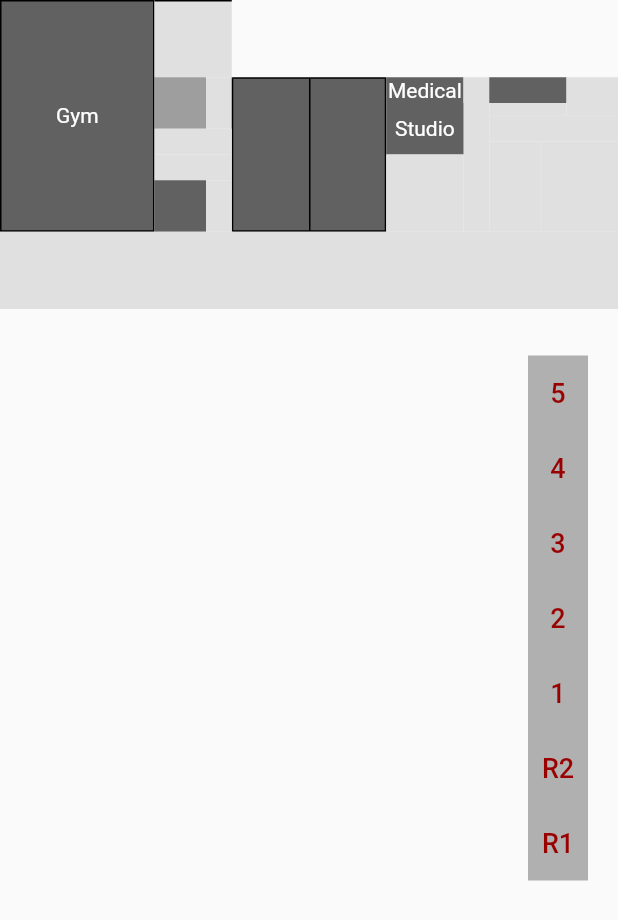
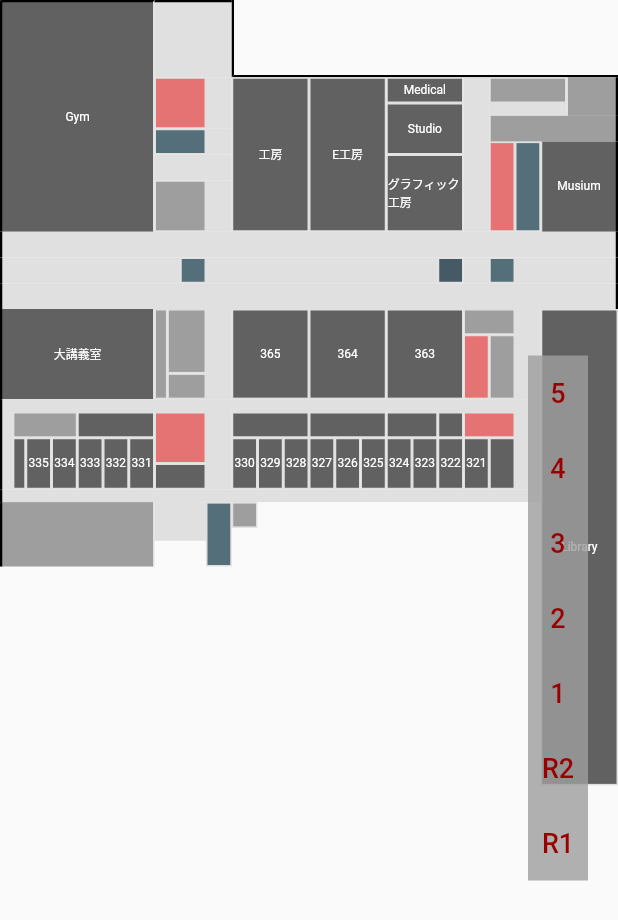
Before and after one commit to Swift2023-Group-C/flutter_app, a Flutter app: the MapScreen screen opened directly, on a phone screen of 412 x 824 dp. Shown: the top 920 px of the screen. Run offline on Flutter 3.47's test engine with Material 2 defaults, Android fonts, the phone set to English and light mode, and no system bars; our stand-ins replace flutter_svg; project files that could hold a hidden picture were left out.

Commit message:
[fix] map_grid floor_3 tile

```diff
--- a/lib/screens/kakomon.dart
+++ b/lib/screens/kakomon.dart
@@ -8,9 +8,6 @@ class KakomonScreen extends StatelessWidget {
   Widget build(BuildContext context) {
     List<String> subject = ['ソフトウェア設計論Ⅱ', '技術者倫理', 'システム管理方法論'];
     return Scaffold(
-        appBar: AppBar(
-          title: const Center(child: Text('過去問')),
-        ),
         body: ListView(
       children: [
         for (int i = 0; i < subject.length; i++) ...{
--- a/lib/screens/kakomon_list.dart
+++ b/lib/screens/kakomon_list.dart
@@ -10,7 +10,7 @@ class KakomonListScreen extends StatelessWidget {
       appBar: AppBar(
         title: const Center(child: Text('過去問リスト')),
       ),
-      body: Center(child: Text(url, style: TextStyle(fontSize: 32.0))),
+      body: Center(child: Text(url, style: const TextStyle(fontSize: 32.0))),
     );
   }
 }
--- a/lib/screens/map.dart
+++ b/lib/screens/map.dart
@@ -1,7 +1,6 @@
 import 'package:flutter/material.dart';
 import 'package:flutter_svg/flutter_svg.dart';
 import 'map_grid.dart';
-import 'package:flutter_app/app.dart';
 
 class MapScreen extends StatefulWidget {
   const MapScreen({Key? key}) : super(key: key);
@@ -27,14 +26,13 @@ class _MapScreenState extends State<MapScreen> {
     return Scaffold(
         body: Stack(
       children: [
-        Center(
-            child: SizedBox(
-                width: double.infinity,
-                height: double.infinity,
+        SizedBox(
+            width: double.infinity,
+            child: Center(
                 child: InteractiveViewer(
-                  maxScale: 10.0,
-                  child: const MapGridScreen(),
-                ))),
+              maxScale: 10.0,
+              child: const MapGridScreen(),
+            ))),
         Padding(
             padding: const EdgeInsets.only(right: 20),
             child: Align(
--- a/lib/screens/map_grid.dart
+++ b/lib/screens/map_grid.dart
@@ -12,7 +12,10 @@ abstract final class TileColors {
   static Color get room => Colors.grey.shade700;
   static Color get room2 => Colors.grey.shade500;
   static Color get road => Colors.grey.shade300;
-  static const Color empty = Color.fromARGB(0, 0, 0, 0);
+  static Color get toilet => Colors.red.shade300;
+  static Color get stair => Colors.blueGrey.shade600;
+  static Color get ev => Colors.blueGrey.shade700;
+  static const Color empty = Colors.transparent;
 }
 
 class Tile {
@@ -26,10 +29,10 @@ class Tile {
   String txt;
 
   Tile(this.width, this.height, this.c,
-      {this.top = 0,
-      this.right = 0,
-      this.bottom = 0,
-      this.left = 0,
+      {this.top = 1,
+      this.right = 1,
+      this.bottom = 1,
+      this.left = 1,
       this.txt = ''});
 
   StaggeredTile staggeredTile() {
@@ -37,6 +40,20 @@ class Tile {
   }
 
   _TileWidget _tileWidget() {
+    if (c == TileColors.empty) {
+      if (top == 1) {
+        top = 0;
+      }
+      if (right == 1) {
+        right = 0;
+      }
+      if (bottom == 1) {
+        bottom = 0;
+      }
+      if (left == 1) {
+        left = 0;
+      }
+    }
     return _TileWidget(
       c: c,
       top: top,
@@ -50,31 +67,104 @@ class Tile {
 
 class _MapGridScreenState extends State<MapGridScreen> {
   final List<Tile> _map03TileList = [
-    Tile(12, 18, TileColors.room,
-        txt: 'Gym', top: 1, right: 1, bottom: 1, left: 1),
-    Tile(6, 6, TileColors.road, top: 1),
-    Tile(30, 6, TileColors.empty),
+    Tile(12, 18, TileColors.room, txt: 'Gym', top: 1.5, left: 1.5, bottom: 0),
+    Tile(6, 6, TileColors.road, top: 1.5, left: 0, right: 0),
+    Tile(30, 6, TileColors.empty, left: 1.5, bottom: 1.5),
+    Tile(4, 4, TileColors.toilet), // 体育館トイレ
+    Tile(2, 4, TileColors.road),
+    Tile(6, 12, TileColors.room, txt: '工房'),
+    Tile(6, 12, TileColors.room, txt: 'E工房'),
+    Tile(6, 2, TileColors.room, txt: 'Medical'),
+    Tile(2, 12, TileColors.road),
+    Tile(6, 2, TileColors.room2),
+    Tile(4, 3, TileColors.room2, right: 1.5, top: 0, bottom: 0),
+    Tile(6, 4, TileColors.room, txt: 'Studio'),
+    Tile(6, 1, TileColors.road),
+    Tile(10, 2, TileColors.room2, right: 1.5, top: 0, bottom: 0),
+    Tile(4, 2, TileColors.stair),
+    Tile(2, 2, TileColors.road),
+    Tile(2, 7, TileColors.toilet), // 駐車場側トイレ
+    Tile(2, 7, TileColors.stair), // 事務局行き階段
+    Tile(6, 7, TileColors.room, txt: 'Musium', right: 1.5, top: 0, bottom: 0),
+    Tile(6, 2, TileColors.road),
+    Tile(6, 6, TileColors.room, txt: 'グラフィック工房'),
     Tile(4, 4, TileColors.room2),
     Tile(2, 4, TileColors.road),
-    Tile(6, 12, TileColors.room, top: 1, bottom: 1, left: 1),
-    Tile(6, 12, TileColors.room, top: 1, right: 1, bottom: 1, left: 1),
-    Tile(6, 2, TileColors.room, txt: 'Medical'),
+    Tile(48, 2, TileColors.road,
+        top: 0, bottom: 0, left: 1.5, right: 1.5), // モール
+    Tile(14, 2, TileColors.road, top: 0, bottom: 0, left: 1.5),
+    Tile(2, 2, TileColors.stair), // モール体育館側階段
+    Tile(18, 2, TileColors.road),
+    Tile(2, 2, TileColors.ev), // モールエレベーター
+    Tile(2, 2, TileColors.road),
+    Tile(2, 2, TileColors.stair), // モール入口側階段
+    Tile(8, 2, TileColors.road, top: 0, bottom: 0, right: 1.5),
+    Tile(48, 2, TileColors.road,
+        top: 0, bottom: 0, left: 1.5, right: 1.5), // モール
+    Tile(12, 7, TileColors.room, txt: '大講義室', left: 1.5, top: 0, bottom: 0),
+    Tile(1, 7, TileColors.room2),
+    Tile(3, 5, TileColors.room2),
+    Tile(2, 7, TileColors.road),
+    Tile(6, 7, TileColors.room, txt: '365'),
+    Tile(6, 7, TileColors.room, txt: '364'),
+    Tile(6, 7, TileColors.room, txt: '363'),
+    Tile(4, 2, TileColors.room2),
+    Tile(2, 7, TileColors.road),
+    Tile(6, 37, TileColors.room, txt: 'Library'),
+    Tile(2, 5, TileColors.toilet), // 入口側トイレ男
+    Tile(2, 5, TileColors.room2),
+    Tile(3, 2, TileColors.room2),
+    Tile(42, 1, TileColors.road, left: 1.5, top: 0, bottom: 0),
+    Tile(1, 6, TileColors.road, left: 1.5, top: 0, bottom: 0),
+    Tile(5, 2, TileColors.room2),
+    Tile(6, 2, TileColors.room),
+    Tile(4, 4, TileColors.toilet), // 331側トイレ
+    Tile(2, 6, TileColors.road),
+    Tile(6, 2, TileColors.room),
+    Tile(6, 2, TileColors.room),
+    Tile(4, 2, TileColors.room),
+    Tile(2, 2, TileColors.room),
+    Tile(4, 2, TileColors.toilet), // 入口側トイレ女
+    Tile(2, 6, TileColors.road),
+    Tile(1, 4, TileColors.room),
+    Tile(2, 4, TileColors.room, txt: '335'),
+    Tile(2, 4, TileColors.room, txt: '334'),
+    Tile(2, 4, TileColors.room, txt: '333'),
+    Tile(2, 4, TileColors.room, txt: '332'),
+    Tile(2, 4, TileColors.room, txt: '331'),
+    Tile(2, 4, TileColors.room, txt: '330'),
+    Tile(2, 4, TileColors.room, txt: '329'),
+    Tile(2, 4, TileColors.room, txt: '328'),
+    Tile(2, 4, TileColors.room, txt: '327'),
+    Tile(2, 4, TileColors.room, txt: '326'),
+    Tile(2, 4, TileColors.room, txt: '325'),
+    Tile(2, 4, TileColors.room, txt: '324'),
+    Tile(2, 4, TileColors.room, txt: '323'),
+    Tile(2, 4, TileColors.room, txt: '322'),
+    Tile(2, 4, TileColors.room, txt: '321'),
+    Tile(4, 2, TileColors.room),
+    Tile(2, 4, TileColors.room),
+    Tile(42, 1, TileColors.road, left: 1.5, top: 0, bottom: 0),
+    Tile(12, 5, TileColors.room2, left: 1.5, top: 0, bottom: 0),
+    Tile(4, 3, TileColors.road),
+    Tile(2, 5, TileColors.stair), // 階段331側下り
+    Tile(2, 2, TileColors.room2),
+    Tile(1, 2, TileColors.road),
+    Tile(14, 2, TileColors.room2),
+    Tile(1, 2, TileColors.road),
+    Tile(4, 3, TileColors.road),
+    Tile(2, 5, TileColors.stair), // 階段321側下り
+    Tile(18, 3, TileColors.road),
+    Tile(2, 2, TileColors.road),
+    Tile(2, 2, TileColors.stair), // 階段331側上り
+    Tile(2, 2, TileColors.road),
+    Tile(2, 2, TileColors.stair), // 階段321側上り
+    Tile(36, 17, TileColors.empty, top: 1.5),
     Tile(2, 12, TileColors.road),
-    Tile(6, 2, TileColors.room),
-    Tile(4, 3, TileColors.road),
-    Tile(6, 4, TileColors.room, txt: 'Studio'),
-    Tile(6, 1, TileColors.road),
-    Tile(10, 2, TileColors.road),
-    Tile(4, 2, TileColors.road),
-    Tile(2, 2, TileColors.road),
-    Tile(2, 7, TileColors.road),
-    Tile(2, 7, TileColors.road),
-    Tile(6, 7, TileColors.road),
-    Tile(6, 2, TileColors.road),
-    Tile(6, 6, TileColors.road),
-    Tile(4, 4, TileColors.room),
-    Tile(2, 4, TileColors.road),
-    Tile(48, 6, TileColors.road),
+    Tile(4, 8, TileColors.empty),
+    Tile(2, 2, TileColors.ev), // エレベーター
+    Tile(2, 2, TileColors.empty),
+    Tile(2, 1, TileColors.road),
   ];
 
   @override
@@ -102,10 +192,10 @@ class _TileWidget extends StatelessWidget {
   const _TileWidget(
       {Key? key,
       required this.c,
-      this.top = 0,
-      this.right = 0,
-      this.bottom = 0,
-      this.left = 0,
+      this.top = 1,
+      this.right = 1,
+      this.bottom = 1,
+      this.left = 1,
       this.txt = ''})
       : super(key: key);
 
@@ -115,17 +205,34 @@ class _TileWidget extends StatelessWidget {
       padding: const EdgeInsets.all(0),
       decoration: BoxDecoration(
         border: Border(
-            top: (top > 0) ? BorderSide(width: top) : BorderSide.none,
-            right: (right > 0) ? BorderSide(width: right) : BorderSide.none,
-            bottom: (bottom > 0) ? BorderSide(width: bottom) : BorderSide.none,
-            left: (left > 0) ? BorderSide(width: left) : BorderSide.none),
+            top: (top > 0)
+                ? BorderSide(
+                    width: top,
+                    color: (top == 1.5) ? Colors.black : TileColors.road)
+                : BorderSide.none,
+            right: (right > 0)
+                ? BorderSide(
+                    width: right,
+                    color: (right == 1.5) ? Colors.black : TileColors.road)
+                : BorderSide.none,
+            bottom: (bottom > 0)
+                ? BorderSide(
+                    width: bottom,
+                    color: (bottom == 1.5) ? Colors.black : TileColors.road)
+                : BorderSide.none,
+            left: (left > 0)
+                ? BorderSide(
+                    width: left,
+                    color: (left == 1.5) ? Colors.black : TileColors.road)
+                : BorderSide.none),
         color: c,
       ),
       child: Center(
           child: Text(
         txt,
         style: TextStyle(
-            color: (c == TileColors.room) ? Colors.white : Colors.black),
+            color: (c == TileColors.room) ? Colors.white : Colors.black,
+            fontSize: 8),
       )),
     );
   }
```
Lines whose indentation alone changed are shown as unchanged.
